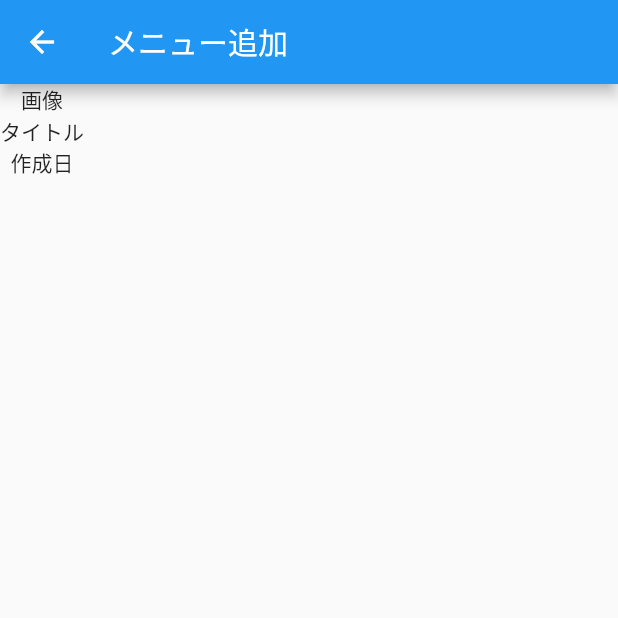
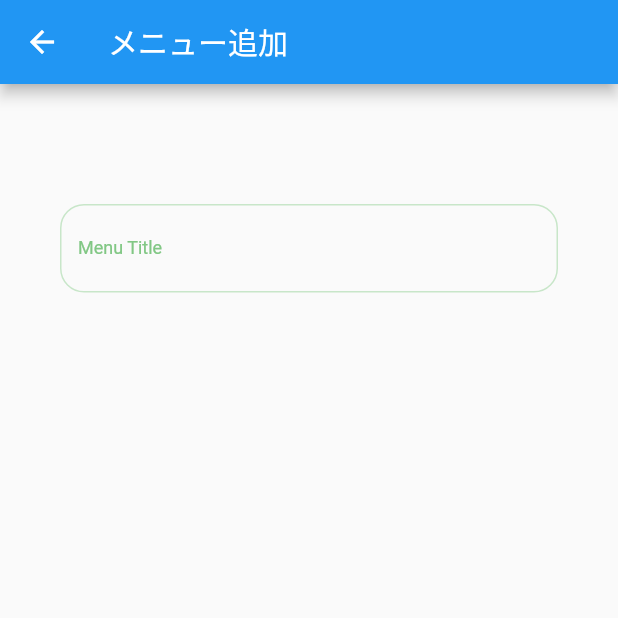
Before and after one commit to baekx/becos_kitchen, a Flutter app: the AddMenuScreen screen opened directly, on a phone screen of 412 x 824 dp, the top half of it. Run offline on Flutter 3.47's test engine with Material 2 defaults, Android fonts, the phone set to English and light mode, and no system bars; our stand-ins replace cloud_firestore, firebase_core, flutter_rating_bar, freezed_annotation; accounts and stored records are empty.

Commit message:
TextField追加

```diff
--- a/lib/screen/add_menu.dart
+++ b/lib/screen/add_menu.dart
@@ -11,9 +11,26 @@ class AddMenuScreen extends StatelessWidget {
       ),
       body: Column(
         children: [
-          Text("画像"),
-          Text("タイトル"),
-          Text("作成日"),
+          Padding(
+            padding: const EdgeInsets.only(
+              left: 40.0,
+              top: 80.0,
+              right: 40.0,
+            ),
+            child: TextFormField(
+              decoration: InputDecoration(
+                  focusedBorder: OutlineInputBorder(
+                      borderRadius: BorderRadius.circular(16),
+                      borderSide: BorderSide(color: Colors.green, width: 2.0)),
+                  labelStyle: TextStyle(fontSize: 12, color: Colors.green[300]),
+                  labelText: "Menu Title",
+                  floatingLabelStyle: TextStyle(fontSize: 12),
+                  enabledBorder: OutlineInputBorder(
+                      borderRadius: BorderRadius.circular(16),
+                      borderSide:
+                          BorderSide(color: Colors.green[100]!, width: 1.0))),
+            ),
+          )
         ],
       ),
     );
```
